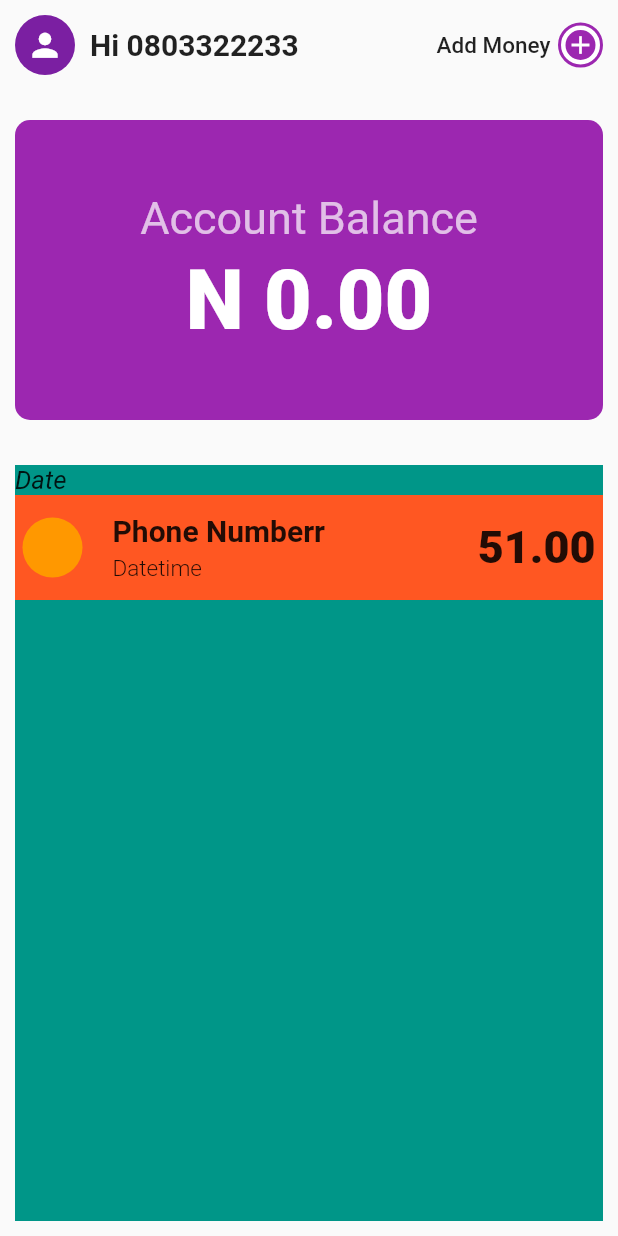
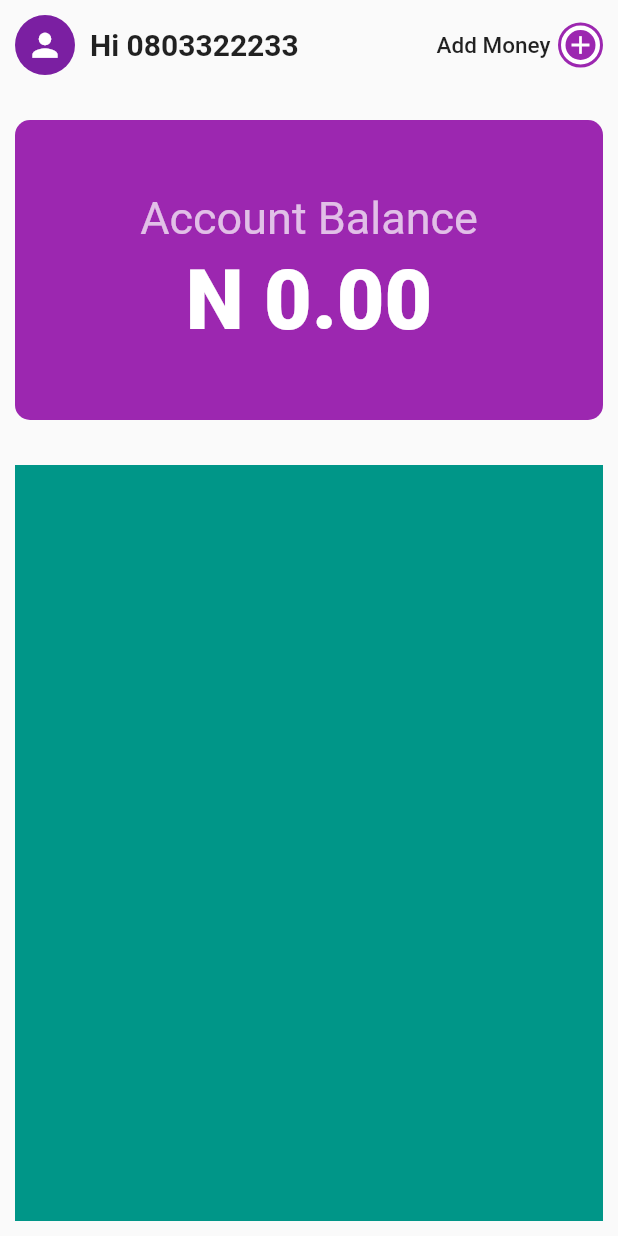
Before and after one commit to blayziken/veegil_media_test, a Flutter app: the HomeView screen opened directly, on a phone screen of 412 x 824 dp. Run offline on Flutter 3.47's test engine with Material 2 defaults, Android fonts, the phone set to English and light mode, and no system bars.

Commit message:
transaction list implemented

```diff
--- a/lib/Screens/Home/views/home_view.dart
+++ b/lib/Screens/Home/views/home_view.dart
@@ -4,6 +4,7 @@ import 'package:provider/provider.dart';
 import 'package:veegil_media_test/model/transaction.dart';
 import 'package:veegil_media_test/model/transaction_provider.dart';
 import 'package:veegil_media_test/utils/margins.dart';
+import 'package:veegil_media_test/widgets/transaction_tile.dart';
 
 class HomeView extends StatefulWidget {
   static const routeName = '/home';
@@ -14,6 +15,9 @@ class HomeView extends StatefulWidget {
 }
 
 class _HomeViewState extends State<HomeView> {
+  bool _spinner = false;
+  var _isInit = true;
+
   List transactionList = [
     Transaction(
       amount: '',
@@ -26,6 +30,25 @@ class _HomeViewState extends State<HomeView> {
     //   date: DateTime.now(),
     // ),
   ];
+
+  // @override
+  // void didChangeDependencies() {
+  //   if (_isInit) {
+  //     setState(() {
+  //       _spinner = true;
+  //     });
+  //     Provider.of<Transactions>(context).fetchStories().then((_) {
+  //       setState(() {
+  //         _spinner = false;
+  //       });
+  //     });
+  //     if (Provider.of<Transactions>(context).getItemsLength() == 0) {}
+  //   }
+  //   _isInit = false;
+  //   super.didChangeDependencies();
+  //
+  //
+  // }
 
   @override
   Widget build(BuildContext context) {
@@ -77,8 +100,15 @@ class _HomeViewState extends State<HomeView> {
                       ),
                       onTap: () {
                         var length = Provider.of<Transactions>(context, listen: false).getTransactionsListLength();
+                        var listw = Provider.of<Transactions>(context, listen: false).transactions;
+                        final List a = [];
+                        listw.forEach((element) {
+                          a.add(element.amount);
+                        });
+
                         print('---------------------');
                         print(length);
+                        print(a);
                         print('---------------------');
                       },
                     ),
@@ -120,55 +150,15 @@ class _HomeViewState extends State<HomeView> {
                   color: Colors.teal,
                   child: ListView.builder(
                     itemBuilder: (BuildContext context, int index) {
-                      return Padding(
-                        padding: EdgeInsets.only(bottom: 10),
-                        child: Column(
-                          crossAxisAlignment: CrossAxisAlignment.start,
-                          children: [
-                            Text(
-                              'Date',
-                              style: TextStyle(fontSize: 17, fontStyle: FontStyle.italic),
-                            ),
-                            Container(
-                              color: Colors.deepOrange,
-                              height: 70,
-                              child: Padding(
-                                padding: EdgeInsets.all(5.0),
-                                child: Row(
-                                  // crossAxisAlignment: CrossAxisAlignment.center,
-                                  // mainAxisAlignment: MainAxisAlignment.center,
-                                  children: [
-                                    CircleAvatar(radius: 20, backgroundColor: Colors.orange),
-                                    xMargin20,
-                                    Column(
-                                      crossAxisAlignment: CrossAxisAlignment.start,
-                                      mainAxisAlignment: MainAxisAlignment.center,
-                                      children: [
-                                        Text(
-                                          'Phone Numberr',
-                                          style: TextStyle(fontSize: 20, fontWeight: FontWeight.bold),
-                                        ),
-                                        yMargin5,
-                                        Text(
-                                          'Datetime',
-                                          style: TextStyle(fontSize: 15, fontWeight: FontWeight.w300),
-                                        )
-                                      ],
-                                    ),
-                                    Spacer(),
-                                    Text(
-                                      '51.00',
-                                      style: TextStyle(fontSize: 30, fontWeight: FontWeight.w900),
-                                    )
-                                  ],
-                                ),
-                              ),
-                            ),
-                          ],
-                        ),
+                      final transactionsData = Provider.of<Transactions>(context).transactions;
+                      // var listw = Provider.of<Transactions>(context, listen: false).transactions
+                      // final transactions = transactionsData.transactions;
+                      return ChangeNotifierProvider.value(
+                        value: transactionsData[index],
+                        child: TransactionTile(),
                       );
                     },
-                    itemCount: transactionList.length,
+                    itemCount: Provider.of<Transactions>(context, listen: false).getTransactionsListLength(),
                   ),
                 ),
               ),
@@ -179,6 +169,8 @@ class _HomeViewState extends State<HomeView> {
     );
   }
 }
+
+// 9 Aug 2021, 1:34 AM
 
 // body: Container(
 // height: media.height,
--- a/lib/model/transaction.dart
+++ b/lib/model/transaction.dart
@@ -3,18 +3,24 @@ import 'package:flutter/material.dart';
 
 class Transaction extends ChangeNotifier {
   String id;
+  String type;
   String phoneNumber;
   String amount;
   String date;
   String note;
+  String time;
 
   Transaction({
     this.id = "",
+    this.type = "",
     this.amount = "",
     this.phoneNumber = "",
+    // DateTime? date,
     this.date = "",
+    this.time = "",
     this.note = "",
   });
+  // : this.date = date ?? DateTime.now();
 }
 //
 // Widget transactionItem() {
--- a/lib/model/transaction_provider.dart
+++ b/lib/model/transaction_provider.dart
@@ -1,4 +1,5 @@
 import 'package:flutter/material.dart';
+import 'package:intl/intl.dart';
 import 'package:veegil_media_test/model/transaction.dart';
 
 class Transactions extends ChangeNotifier {
@@ -15,11 +16,15 @@ class Transactions extends ChangeNotifier {
     try {
       final newTransaction = Transaction(
         id: transaction.phoneNumber,
-        date: transaction.date,
+        type: transaction.type,
+
         amount: transaction.amount,
         phoneNumber: transaction.phoneNumber,
         note: transaction.note,
+        date: DateFormat('yMMMMd').format(DateTime.now()), // transaction.date,
+        time: DateFormat('kk:mm:a').format(DateTime.now()), // transaction.date,
       );
+      // 9 Aug 2021, 1:34 AM
       _transactions.add(newTransaction);
       notifyListeners();
     } catch (error) {
```
Also changed, not shown: lib/Screens/Home/views/payments/send_money.dart (+12 -2 lines), lib/Screens/deposit.dart (added, +65 -0 lines), lib/Screens/success.dart (+36 -32 lines), lib/main.dart (+10 -0 lines), lib/widgets/transaction_tile.dart (added, +61 -0 lines).
